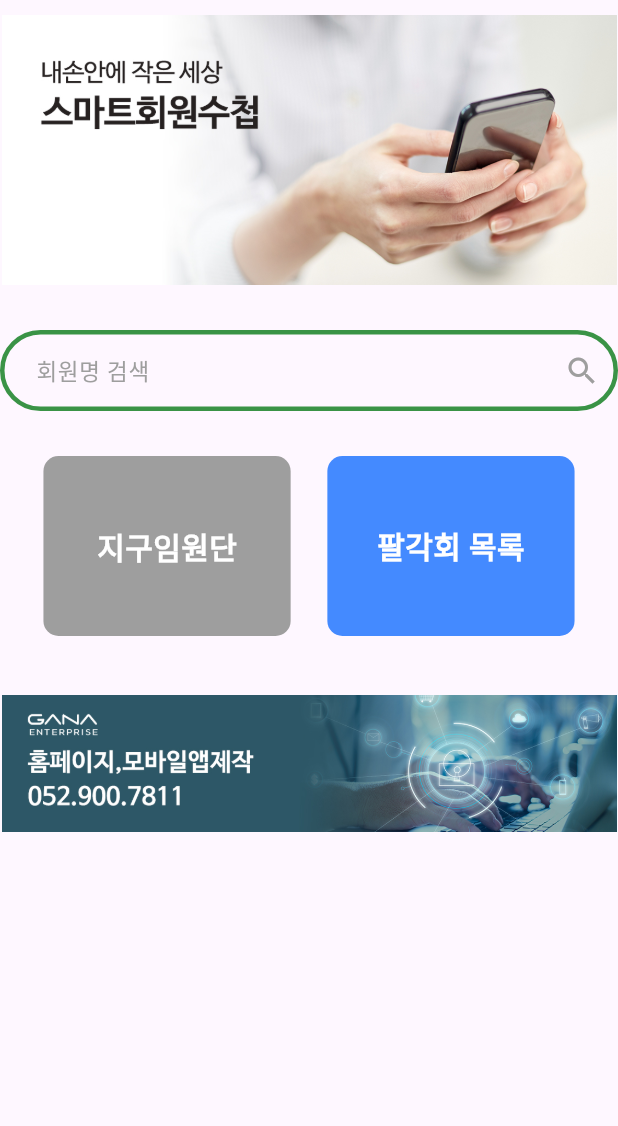
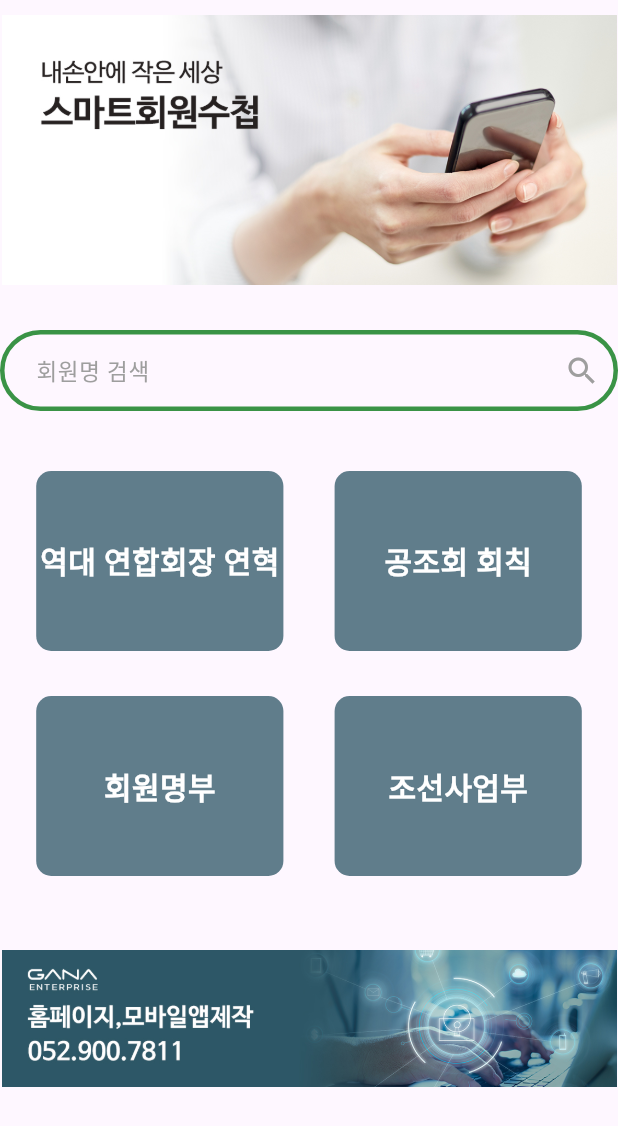
Before and after one commit to changswon/notehd, a Flutter app: the BodyScreen widget shown alone on an empty page, opened directly, on a phone screen of 412 x 824 dp. Shown: the top 1126 px of the screen. Run offline on Flutter 3.47's test engine with Material 3 defaults, Android fonts, the phone set to English and light mode, and no system bars; our stand-ins replace device_info_plus, permission_handler; network calls fail.

Commit message:
first commit

```diff
--- a/analysis_options.yaml
+++ b/analysis_options.yaml
@@ -21,8 +21,9 @@ linter:
   # `// ignore_for_file: name_of_lint` syntax on the line or in the file
   # producing the lint.
   rules:
-    prefer_const_declarations: false
-    prefer_const_constructors: false
+    missing_reauired_param: true
+    prefer_const_declarations: true
+    prefer_const_constructors: true
 
 # Additional information about this file can be found at
 # https://dart.dev/guides/language/analysis-options
--- a/lib/main.dart
+++ b/lib/main.dart
@@ -70,7 +70,7 @@ class _MainScreenState extends State<MainScreen> {
         String deviceValue = jsonResponse['device'];
         print('요청: $deviceValue');
 
-        if (deviceValue == 'true') {
+        if (deviceValue == 'false') {
           Navigator.pushReplacement(
             context,
             MaterialPageRoute(builder: (context) => HomeScreen()),
--- a/lib/screens/home/home.dart
+++ b/lib/screens/home/home.dart
@@ -1,9 +1,11 @@
+import 'package:flutter/cupertino.dart';
 import 'package:flutter/material.dart';
 import 'package:note/constants.dart';
 import 'package:note/screens/jigoo/jigoo.dart';
 import 'package:note/screens/palgaklist/palgaklist.dart';
 import 'package:note/screens/home/searchresultscreen.dart';
-import 'package:note/screens/home/privacypoilcescreen.dart';
+import 'package:note/screens/home/councilscreen.dart';
+import 'package:note/screens/rules/RulesScreen.dart';
 import 'dart:convert';
 import 'package:http/http.dart' as http;
 
@@ -15,6 +17,7 @@ class HomeScreen extends StatelessWidget {
   @override
   Widget build(BuildContext context) {
     return Scaffold(
+      backgroundColor: Colors.white,
       appBar: buildAppBar(),
       body: RefreshIndicator(
         // 당겨서 새로고침이 발생할 때 수행할 작업을 정의
@@ -25,21 +28,42 @@ class HomeScreen extends StatelessWidget {
         child: BodyScreen(),
       ),
       bottomNavigationBar: BottomNavigationBar(
+        type: BottomNavigationBarType.fixed, // 선택되지 않은 아이템의 색상 모두 출력
+        selectedItemColor: Colors.black, // 선택된 아이템의 아이콘 및 텍스트 색상
+        unselectedItemColor: Colors.black, // 선택되지 않은 아이템의 아이콘 및 텍스트 색상
         items: const <BottomNavigationBarItem>[
           BottomNavigationBarItem(
             icon: Icon(Icons.home),
             label: '홈',
           ),
           BottomNavigationBarItem(
+            icon: Icon(Icons.account_balance),
+            label: '협의회',
+          ),
+          BottomNavigationBarItem(
             icon: Icon(Icons.notifications),
-            label: '개인정보처리방침',
+            label: '회칙',
+          ),
+          BottomNavigationBarItem(
+            icon: Icon(Icons.add_circle),
+            label: '규정&규약',
           ),
         ],
         onTap: (index) {
-          if (index == 1) {
+          if (index == 0) {
+            Navigator.push(
+              context, // 위젯의 위치, 즉 홈스크린을 가리킴
+              MaterialPageRoute(builder: (context) => HomeScreen()),
+            );
+          } else if (index == 1) {
             Navigator.push(
               context,
-              MaterialPageRoute(builder: (context) => PrivacyPolicyScreen()),
+              MaterialPageRoute(builder: (context) => CouncilScreen()),
+            );
+          } else if (index == 2) {
+            Navigator.push(
+              context,
+              MaterialPageRoute(builder: (context) => RulesScreen()),
             );
           }
         },
@@ -58,8 +82,8 @@ class HomeScreen extends StatelessWidget {
             child: Row(
               children: [
                 Image.asset(
-                  'images/18_logo.png',
-                  height: 60.0,
+                  'images/17_logo2.png',
+                  height: 50.0,
                   width: 270.0,
                 ),
               ],
@@ -119,10 +143,14 @@ class BodyScreen extends StatelessWidget {
                 ),
               ),
               SizedBox(height: 20,),
+              Column(
+                mainAxisAlignment: MainAxisAlignment.center,
+                crossAxisAlignment: CrossAxisAlignment.stretch,
+                children: [
+                  SizedBox(height: 20),
                   Row(
                     mainAxisAlignment: MainAxisAlignment.spaceEvenly,
                     children: [
-                  SizedBox(width: 10),
                       GestureDetector(
                         onTap: () {
                           Navigator.push(
@@ -133,14 +161,14 @@ class BodyScreen extends StatelessWidget {
                         child: Container(
                           height: 120,
                           width: MediaQuery.of(context).size.width * 0.4,
-                      margin: EdgeInsets.all(10),
+                          margin: EdgeInsets.symmetric(horizontal: 10),
                           decoration: BoxDecoration(
-                        color: Colors.grey,
+                            color: Colors.blueGrey,
                             borderRadius: BorderRadius.circular(10),
                           ),
                           child: Center(
                             child: Text(
-                          '지구임원단',
+                              '역대 연합회장 연혁',
                               style: TextStyle(
                                 color: Colors.white,
                                 fontSize: 20,
@@ -160,14 +188,14 @@ class BodyScreen extends StatelessWidget {
                         child: Container(
                           height: 120,
                           width: MediaQuery.of(context).size.width * 0.4,
-                      margin: EdgeInsets.all(10),
+                          margin: EdgeInsets.symmetric(horizontal: 10),
                           decoration: BoxDecoration(
-                        color: Colors.blueAccent,
+                            color: Colors.blueGrey,
                             borderRadius: BorderRadius.circular(10),
                           ),
                           child: Center(
                             child: Text(
-                          '팔각회 목록',
+                              '공조회 회칙',
                               style: TextStyle(
                                 color: Colors.white,
                                 fontSize: 20,
@@ -177,9 +205,69 @@ class BodyScreen extends StatelessWidget {
                           ),
                         ),
                       ),
-                  SizedBox(width: 10),
                     ],
                   ),
+                  SizedBox(height: 30,),
+                  Row(
+                    mainAxisAlignment: MainAxisAlignment.spaceEvenly,
+                    children: [
+                      GestureDetector(
+                        onTap: () {
+                          // Handle the tap for '회원명부'
+                        },
+                        child: Container(
+                          height: 120,
+                          width: MediaQuery.of(context).size.width * 0.4,
+                          margin: EdgeInsets.symmetric(horizontal: 10),
+                          decoration: BoxDecoration(
+                            color: Colors.blueGrey,
+                            borderRadius: BorderRadius.circular(10),
+                          ),
+                          child: Center(
+                            child: Text(
+                              '회원명부',
+                              style: TextStyle(
+                                color: Colors.white,
+                                fontSize: 20,
+                                fontWeight: FontWeight.bold,
+                              ),
+                            ),
+                          ),
+                        ),
+                      ),
+                      GestureDetector(
+                        onTap: () {
+                          Navigator.push(
+                            context,
+                            MaterialPageRoute(builder: (context) => ContentListScreen()),
+                          );
+                        },
+                        child: Container(
+                          height: 120,
+                          width: MediaQuery.of(context).size.width * 0.4,
+                          margin: EdgeInsets.symmetric(horizontal: 10),
+                          decoration: BoxDecoration(
+                            color: Colors.blueGrey,
+                            borderRadius: BorderRadius.circular(10),
+                          ),
+                          child: Center(
+                            child: Text(
+                              '조선사업부',
+                              style: TextStyle(
+                                color: Colors.white,
+                                fontSize: 20,
+                                fontWeight: FontWeight.bold,
+                              ),
+                            ),
+                          ),
+                        ),
+                      ),
+                    ],
+                  ),
+                  SizedBox(height: 20),
+                ],
+              ),
+
               Image.asset(
                 'images/gana.jpg',
                 height: 150.0,
--- a/lib/screens/home/privacypoilcescreen.dart
+++ b/lib/screens/rules/RulesScreen.dart
@@ -1,19 +1,19 @@
 import 'package:flutter/material.dart';
 
-class PrivacyPolicyScreen extends StatelessWidget {
+class RulesScreen extends StatelessWidget {
   @override
   Widget build(BuildContext context) {
     return Scaffold(
       appBar: AppBar(
-        title: Text('개인정보처리방침'),
+        title: const Text('회칙'),
       ),
-      body: SingleChildScrollView(
+      body: const SingleChildScrollView(
         padding: EdgeInsets.all(16.0),
         child: Column(
           crossAxisAlignment: CrossAxisAlignment.start,
           children: [
             Text(
-              '팔각회 스마트 회원수첩',
+              '현.중(주) 사내협력회사 협의회 회칙',
               style: TextStyle(
                 fontWeight: FontWeight.bold,
                 fontSize: 18.0,
@@ -21,7 +21,11 @@ class PrivacyPolicyScreen extends StatelessWidget {
             ),
             SizedBox(height: 16.0),
             Text(
-              '이하 "회원수첩"은 고객님의 개인정보를 중요시하며, "정보통신망 이용촉진 및 정보보호"에 관한 법률을 준수하고 있습니다. 회사는 개인정보취급방침을 통하여 고객님께서 제공하시는 개인정보가 어떠한 용도와 방식으로 이용되고 있으며, 개인정보보호를 위해 어떠한 조치가 취해지고 있는지 알려드립니다. 회사는 개인정보취급방침을 개정하는 경우 웹사이트 공지사항을 통하여 공지할 것입니다.',
+            '제1장 총 칙',
+              style: TextStyle(
+                fontWeight: FontWeight.bold,
+                fontSize: 16.0,
+              ),
             ),
             SizedBox(height: 16.0),
             Text(
```
Also changed, not shown: lib/screens/home/councilscreen.dart (added, +52 -0 lines), lib/screens/login/login.dart (+29 -25 lines), images/17_logo.png (added), images/17_logo2.png (added), 4 other files. Lines whose indentation alone changed are shown as unchanged.
